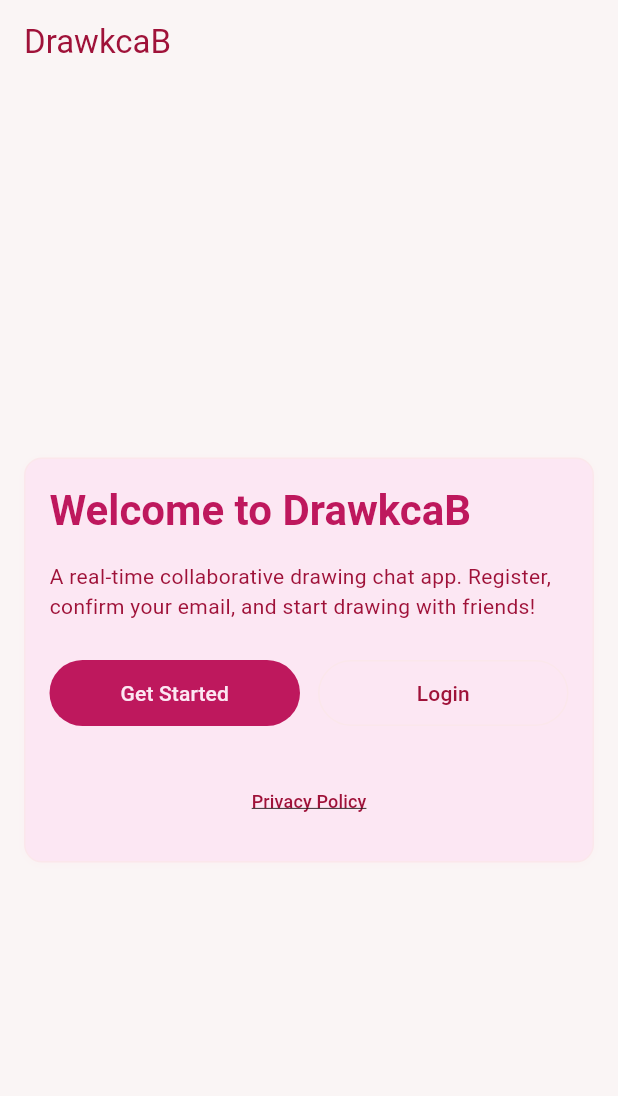
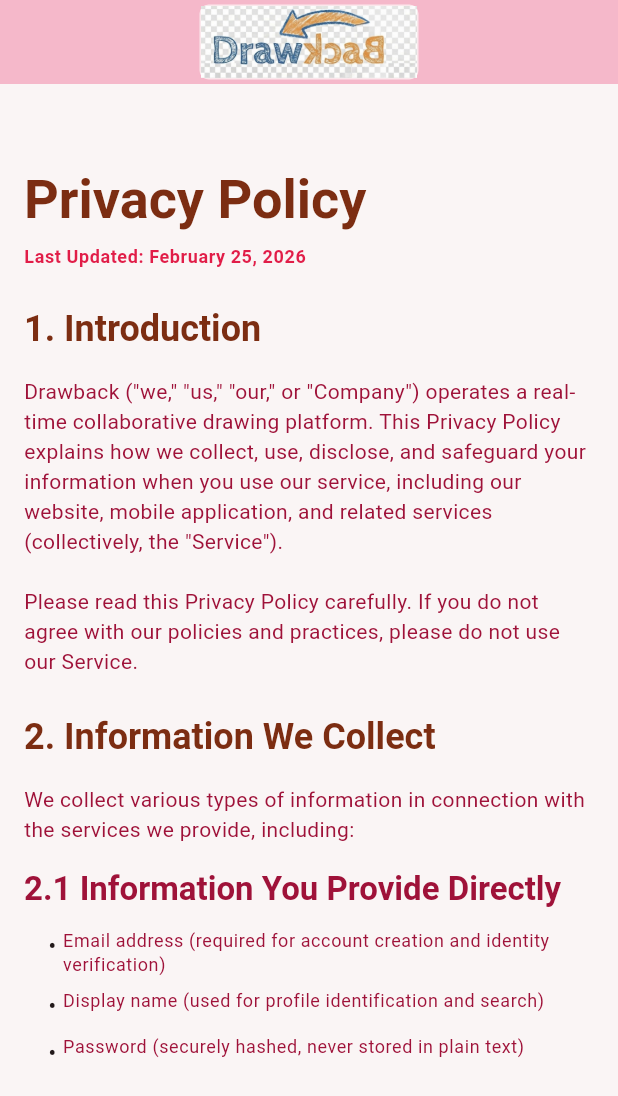
Before and after one commit to segun/drawback-frontend, a Flutter app: the screen it shows after launch, after a tap on "Privacy Policy", on a phone screen of 412 x 824 dp. Shown: the top 1096 px of the screen. Run offline on Flutter 3.47's test engine with Material 3 defaults, Android fonts, the phone set to English and light mode, and no system bars; our stand-ins replace flutter_secure_storage, go_router; accounts and stored records are empty.

```diff
--- a/flutter/lib/app.dart
+++ b/flutter/lib/app.dart
@@ -10,6 +10,7 @@ import 'features/auth/presentation/screens/confirm_screen.dart';
 import 'features/auth/presentation/screens/home_screen.dart';
 import 'features/auth/presentation/screens/login_screen.dart';
 import 'features/auth/presentation/screens/main_screen.dart';
+import 'features/auth/presentation/screens/privacy_screen.dart';
 import 'features/auth/presentation/screens/register_screen.dart';
 import 'features/auth/presentation/screens/reset_password_screen.dart';
 
@@ -71,6 +72,11 @@ class _DrawbackAppState extends State<DrawbackApp> {
           ),
         ),
         GoRoute(
+          path: '/privacy',
+          builder: (BuildContext context, GoRouterState state) =>
+              const PrivacyScreen(),
+        ),
+        GoRoute(
           path: '/home',
           builder: (BuildContext context, GoRouterState state) => HomeScreen(
             controller: _authController,
@@ -82,6 +88,7 @@ class _DrawbackAppState extends State<DrawbackApp> {
             state.fullPath == '/register' ||
             state.fullPath == '/reset-password' ||
             state.fullPath == '/confirm' ||
+            state.fullPath == '/privacy' ||
             state.fullPath == '/';
 
         if (_authController.isBootstrapping) {
--- a/flutter/lib/features/auth/presentation/screens/home_screen.dart
+++ b/flutter/lib/features/auth/presentation/screens/home_screen.dart
@@ -20,7 +20,6 @@ class HomeScreen extends StatelessWidget {
         final error = controller.error;
 
         return AuthPageScaffold(
-          title: 'Home',
           child: Column(
             mainAxisSize: MainAxisSize.min,
             crossAxisAlignment: CrossAxisAlignment.stretch,
--- a/flutter/lib/features/auth/presentation/screens/main_screen.dart
+++ b/flutter/lib/features/auth/presentation/screens/main_screen.dart
@@ -1,5 +1,6 @@
 import 'package:flutter/material.dart';
 import 'package:go_router/go_router.dart';
+import '../widgets/drawback_app_bar.dart';
 
 class MainScreen extends StatelessWidget {
   const MainScreen({super.key});
@@ -8,12 +9,7 @@ class MainScreen extends StatelessWidget {
   Widget build(BuildContext context) {
     return Scaffold(
       backgroundColor: const Color(0xFFFAF5F5), // rose-50
-      appBar: AppBar(
-        title: const Text('DrawkcaB'),
-        backgroundColor: const Color(0xFFFAF5F5),
-        elevation: 0,
-        foregroundColor: const Color(0xFF9F1239), // rose-800
-      ),
+      appBar: const DrawbackAppBar(),
       body: SafeArea(
         child: Center(
           child: ConstrainedBox(
@@ -30,6 +26,7 @@ class MainScreen extends StatelessWidget {
                         color: const Color(0xFFFCE7F3), // rose-100
                         border: Border.all(
                           color: const Color(0xFFFBE7EB), // rose-300
+                          width: 1,
                         ),
                         borderRadius: BorderRadius.circular(12),
                         boxShadow: [
@@ -72,6 +69,9 @@ class MainScreen extends StatelessWidget {
                                     padding: const EdgeInsets.symmetric(
                                       vertical: 12,
                                     ),
+                                    shape: RoundedRectangleBorder(
+                                      borderRadius: BorderRadius.circular(6), // md radius
+                                    ),
                                   ),
                                   child: const Text(
                                     'Get Started',
@@ -93,6 +93,9 @@ class MainScreen extends StatelessWidget {
                                     padding: const EdgeInsets.symmetric(
                                       vertical: 12,
                                     ),
+                                    shape: RoundedRectangleBorder(
+                                      borderRadius: BorderRadius.circular(6), // md radius
+                                    ),
                                   ),
                                   child: const Text(
                                     'Login',
@@ -107,11 +110,9 @@ class MainScreen extends StatelessWidget {
                           const SizedBox(height: 24),
                           Center(
                             child: TextButton(
-                              onPressed: () {
-                                // TODO: Navigate to privacy page (phase 2)
-                              },
+                              onPressed: () => context.go('/privacy'),
                               style: TextButton.styleFrom(
-                                foregroundColor: const Color(0xFF9F1239), // rose-800
+                                foregroundColor: const Color(0xFFE11D48), // rose-600
                               ),
                               child: const Text(
                                 'Privacy Policy',
--- /dev/null
+++ b/flutter/lib/features/auth/presentation/screens/privacy_screen.dart
@@ -0,0 +1,141 @@
+import 'package:flutter/material.dart';
+
+import '../widgets/drawback_app_bar.dart';
+
+class PrivacyScreen extends StatelessWidget {
+  const PrivacyScreen({super.key});
+
+  @override
+  Widget build(BuildContext context) {
+    return Scaffold(
+      backgroundColor: const Color(0xFFFAF5F5), // rose-50
+      appBar: const DrawbackAppBar(),
+      body: SafeArea(
+        child: Center(
+          child: ConstrainedBox(
+            constraints: const BoxConstraints(maxWidth: 896), // max-w-4xl
+            child: SingleChildScrollView(
+              padding: const EdgeInsets.symmetric(horizontal: 16, vertical: 48), // py-12 pb-20
+              child: Column(
+                crossAxisAlignment: CrossAxisAlignment.start,
+                children: <Widget>[
+                  Text(
+                    'Privacy Policy',
+                    style: Theme.of(context).textTheme.displaySmall?.copyWith(
+                      fontWeight: FontWeight.bold,
+                      color: const Color(0xFF7C2D12), // rose-900
+                    ),
+                  ),
+                  const SizedBox(height: 8),
+                  Text(
+                    'Last Updated: February 25, 2026',
+                    style: Theme.of(context).textTheme.bodySmall?.copyWith(
+                      color: const Color(0xFFE11D48), // rose-600
+                      fontWeight: FontWeight.w600,
+                    ),
+                  ),
+                  const SizedBox(height: 24),
+                  _buildSection(
+                    context,
+                    title: '1. Introduction',
+                    content:
+                        'Drawback ("we," "us," "our," or "Company") operates a real-time collaborative drawing platform. This Privacy Policy explains how we collect, use, disclose, and safeguard your information when you use our service, including our website, mobile application, and related services (collectively, the "Service").\n\nPlease read this Privacy Policy carefully. If you do not agree with our policies and practices, please do not use our Service.',
+                  ),
+                  const SizedBox(height: 24),
+                  _buildSection(
+                    context,
+                    title: '2. Information We Collect',
+                    content:
+                        'We collect various types of information in connection with the services we provide, including:',
+                  ),
+                  const SizedBox(height: 16),
+                  _buildSubsection(
+                    context,
+                    title: '2.1 Information You Provide Directly',
+                    items: const <String>[
+                      'Email address (required for account creation and identity verification)',
+                      'Display name (used for profile identification and search)',
+                      'Password (securely hashed, never stored in plain text)',
+                    ],
+                  ),
+                  const SizedBox(height: 48), // pb-20
+                ],
+              ),
+            ),
+          ),
+        ),
+      ),
+    );
+  }
+
+  Widget _buildSection(
+    BuildContext context, {
+    required String title,
+    required String content,
+  }) {
+    return Column(
+      crossAxisAlignment: CrossAxisAlignment.start,
+      children: <Widget>[
+        Text(
+          title,
+          style: Theme.of(context).textTheme.headlineSmall?.copyWith(
+            fontWeight: FontWeight.bold,
+            color: const Color(0xFF7C2D12), // rose-900
+          ),
+        ),
+        const SizedBox(height: 16),
+        Text(
+          content,
+          style: Theme.of(context).textTheme.bodyMedium?.copyWith(
+            color: const Color(0xFF9F1239), // rose-800
+          ),
+        ),
+      ],
+    );
+  }
+
+  Widget _buildSubsection(
+    BuildContext context, {
+    required String title,
+    required List<String> items,
+  }) {
+    return Column(
+      crossAxisAlignment: CrossAxisAlignment.start,
+      children: <Widget>[
+        Text(
+          title,
+          style: Theme.of(context).textTheme.titleLarge?.copyWith(
+            fontWeight: FontWeight.w600,
+            color: const Color(0xFF9F1239), // rose-800
+          ),
+        ),
+        const SizedBox(height: 12),
+        Padding(
+          padding: const EdgeInsets.only(left: 16),
+          child: Column(
+            crossAxisAlignment: CrossAxisAlignment.start,
+            children: items.map((String item) {
+              return Padding(
+                padding: const EdgeInsets.only(bottom: 8),
+                child: Row(
+                  crossAxisAlignment: CrossAxisAlignment.start,
+                  children: <Widget>[
+                    const Text('• ', style: TextStyle(fontSize: 16)),
+                    Expanded(
+                      child: Text(
+                        item,
+                        style: Theme.of(context).textTheme.bodySmall?.copyWith(
+                          color: const Color(0xFF9F1239), // rose-800
+                        ),
+                      ),
+                    ),
+                  ],
+                ),
+              );
+            }).toList(),
+          ),
+        ),
+      ],
+    );
+  }
+}
--- a/flutter/lib/features/auth/presentation/screens/reset_password_screen.dart
+++ b/flutter/lib/features/auth/presentation/screens/reset_password_screen.dart
@@ -1,4 +1,5 @@
 import 'package:flutter/material.dart';
+import 'package:go_router/go_router.dart';
 
 import '../auth_controller.dart';
 import '../widgets/auth_page_scaffold.dart';
@@ -76,7 +77,6 @@ class _ResetPasswordScreenState extends State<ResetPasswordScreen> {
         if (_resultStatus != null) {
           final bool success = _resultStatus == 'success';
           return AuthPageScaffold(
-            title: success ? 'Password reset successful' : 'Password reset failed',
             child: Column(
               mainAxisSize: MainAxisSize.min,
               crossAxisAlignment: CrossAxisAlignment.stretch,
@@ -101,7 +101,6 @@ class _ResetPasswordScreenState extends State<ResetPasswordScreen> {
         final String? notice = widget.controller.notice;
 
         return AuthPageScaffold(
-          title: 'Reset password',
           child: Form(
             key: _formKey,
             child: Column(
--- a/flutter/lib/features/auth/presentation/widgets/auth_page_scaffold.dart
+++ b/flutter/lib/features/auth/presentation/widgets/auth_page_scaffold.dart
@@ -1,19 +1,18 @@
 import 'package:flutter/material.dart';
+import 'drawback_app_bar.dart';
 
 class AuthPageScaffold extends StatelessWidget {
   const AuthPageScaffold({
-    required this.title,
     required this.child,
     super.key,
   });
 
-  final String title;
   final Widget child;
 
   @override
   Widget build(BuildContext context) {
     return Scaffold(
-      appBar: AppBar(title: Text(title)),
+      appBar: const DrawbackAppBar(),
       body: SafeArea(
         child: Center(
           child: ConstrainedBox(
--- /dev/null
+++ b/flutter/lib/features/auth/presentation/widgets/drawback_app_bar.dart
@@ -0,0 +1,30 @@
+import 'package:flutter/material.dart';
+
+class DrawbackAppBar extends StatelessWidget implements PreferredSizeWidget {
+  const DrawbackAppBar({super.key});
+
+  @override
+  Size get preferredSize => const Size.fromHeight(kToolbarHeight);
+
+  @override
+  Widget build(BuildContext context) {
+    return AppBar(
+      backgroundColor: const Color.fromARGB(255, 245, 184, 202), // rose-200
+      elevation: 0,
+      foregroundColor: const Color(0xFF9F1239), // rose-800
+      centerTitle: true,
+      title: Container(
+        decoration: BoxDecoration(
+          border: Border.all(color: const Color(0xFFFBE7EB)), // rose-300
+          borderRadius: BorderRadius.circular(6),
+        ),
+        child: Image.asset(
+          'assets/images/logo_main.jpg',
+          height: 48,
+          width: 144,
+          fit: BoxFit.cover,
+        ),
+      ),
+    );
+  }
+}
--- a/flutter/pubspec.yaml
+++ b/flutter/pubspec.yaml
@@ -21,3 +21,5 @@ dev_dependencies:
 
 flutter:
   uses-material-design: true
+  assets:
+    - assets/images/
--- a/package.json
+++ b/package.json
@@ -31,7 +31,7 @@
     "eslint-plugin-react-hooks": "^7.0.1",
     "eslint-plugin-react-refresh": "^0.4.24",
     "globals": "^16.5.0",
-    "prettier": "^3.5.2",
+    "prettier": "^3.8.1",
     "tailwindcss": "^4.2.0",
     "typescript": "^5.9.2",
     "vite": "^7.3.1"
```
Also changed, not shown: flutter/lib/features/auth/presentation/screens/login_screen.dart (+11 -37 lines), flutter/lib/features/auth/presentation/screens/register_screen.dart (+20 -54 lines), flutter/assets/images/logo_main.jpg (added), 11 other files.
